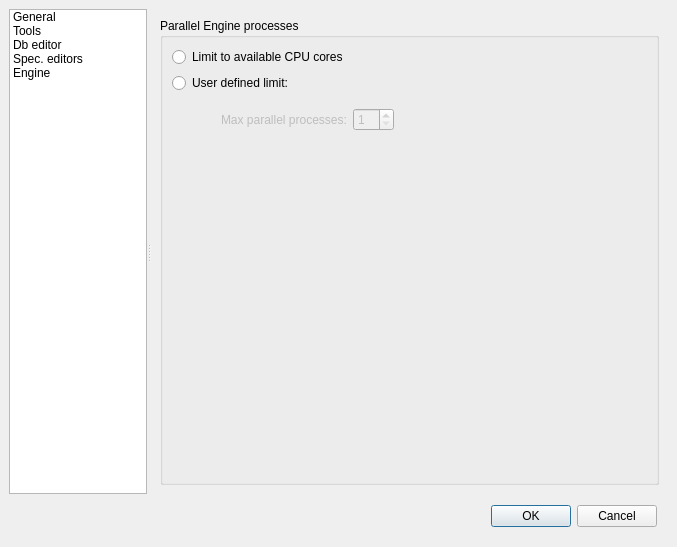
First picture: the form in spinetoolbox/ui/settings.ui, repository spine-tools/Spine-Toolbox, before the edit.
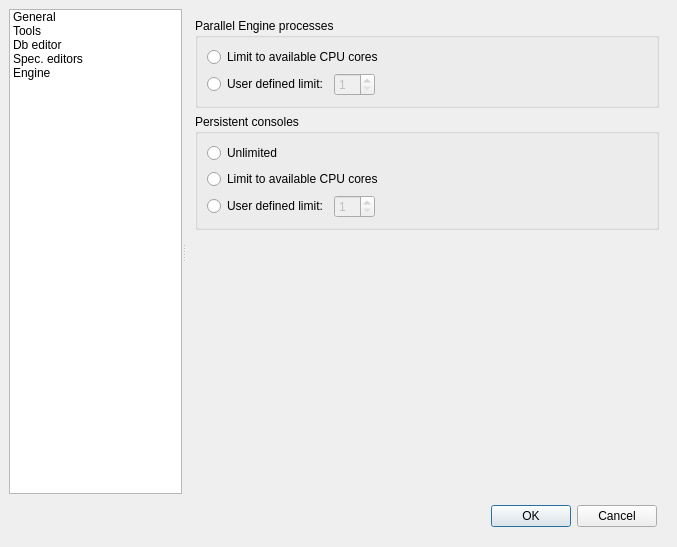
Second picture: the form after the edit. Icons and pictures are not drawn. Custom widgets are drawn as their Qt base class.

Commit message:
Add support for Engine killing persistent consoles
Engine may now kill the processes that run Python/Julia interpreters for
persistent consoles. This commit makes PersistentConsoleWidget issue a
warning in this case instead of getting stuck if user tries to use a
dead console.

Also, this adds widgets to control engine's maximum number of persistent
processes to Toolbox settings.

Re #1586, Spine-project/spine-engine#35

```diff
--- a/spinetoolbox/ui/settings.ui
+++ b/spinetoolbox/ui/settings.ui
@@ -1185,6 +1185,8 @@
             </widget>
            </item>
            <item>
+            <layout class="QHBoxLayout" name="horizontalLayout_16">
+             <item>
             <widget class="QRadioButton" name="user_defined_engine_process_limit_radio_button">
              <property name="text">
               <string>User defined limit:</string>
@@ -1195,53 +1197,101 @@
             </widget>
            </item>
            <item>
-            <widget class="QWidget" name="engine_process_limit_controls" native="true">
-             <property name="enabled">
-              <bool>false</bool>
-             </property>
-             <layout class="QHBoxLayout" name="horizontalLayout_13">
-              <item>
-               <spacer name="horizontalSpacer_2">
-                <property name="orientation">
-                 <enum>Qt::Horizontal</enum>
-                </property>
-                <property name="sizeType">
-                 <enum>QSizePolicy::Fixed</enum>
-                </property>
-                <property name="sizeHint" stdset="0">
-                 <size>
-                  <width>40</width>
-                  <height>20</height>
-                 </size>
-                </property>
-               </spacer>
-              </item>
-              <item>
-               <widget class="QLabel" name="label_2">
-                <property name="text">
-                 <string>Max parallel processes:</string>
-                </property>
-               </widget>
-              </item>
-              <item>
                <widget class="QSpinBox" name="engine_process_limit_spin_box">
+               <property name="enabled">
+                <bool>false</bool>
+               </property>
                 <property name="minimum">
                  <number>1</number>
                 </property>
                </widget>
               </item>
               <item>
-               <spacer name="horizontalSpacer_3">
+              <spacer name="horizontalSpacer_7">
                 <property name="orientation">
                  <enum>Qt::Horizontal</enum>
                 </property>
                 <property name="sizeHint" stdset="0">
                  <size>
-                  <width>205</width>
+                 <width>40</width>
                   <height>20</height>
                  </size>
                 </property>
                </spacer>
+             </item>
+            </layout>
+           </item>
+          </layout>
+         </widget>
+        </item>
+        <item>
+         <widget class="QGroupBox" name="persistent_process_limits_group_box">
+          <property name="title">
+           <string>Persistent consoles</string>
+          </property>
+          <layout class="QVBoxLayout" name="verticalLayout_17">
+           <item>
+            <widget class="QRadioButton" name="unlimited_persistent_process_radio_button">
+             <property name="text">
+              <string>Unlimited</string>
+             </property>
+             <attribute name="buttonGroup">
+              <string notr="true">persistent_processes_button_group</string>
+             </attribute>
+            </widget>
+           </item>
+           <item>
+            <widget class="QRadioButton" name="automatic_persistent_process_limit_radio_button">
+             <property name="toolTip">
+              <string>Kills console processes randomly if limit is exceeded.</string>
+             </property>
+             <property name="text">
+              <string>Limit to available CPU cores</string>
+             </property>
+             <attribute name="buttonGroup">
+              <string notr="true">persistent_processes_button_group</string>
+             </attribute>
+            </widget>
+           </item>
+           <item>
+            <layout class="QHBoxLayout" name="horizontalLayout_15">
+             <item>
+              <widget class="QRadioButton" name="user_defined_persistent_process_limit_radio_button">
+               <property name="toolTip">
+                <string>Kills console processes randomly if limit is exceeded.</string>
+               </property>
+               <property name="text">
+                <string>User defined limit:</string>
+               </property>
+               <attribute name="buttonGroup">
+                <string notr="true">persistent_processes_button_group</string>
+               </attribute>
+              </widget>
+             </item>
+             <item>
+              <widget class="QSpinBox" name="persistent_process_limit_spin_box">
+               <property name="enabled">
+                <bool>false</bool>
+               </property>
+               <property name="minimum">
+                <number>1</number>
+               </property>
+              </widget>
+             </item>
+             <item>
+              <spacer name="horizontalSpacer_6">
+               <property name="orientation">
+                <enum>Qt::Horizontal</enum>
+               </property>
+               <property name="sizeHint" stdset="0">
+                <size>
+                 <width>40</width>
+                 <height>20</height>
+                </size>
+               </property>
+              </spacer>
+             </item>
+            </layout>
               </item>
              </layout>
             </widget>
@@ -1261,9 +1311,6 @@
            </item>
           </layout>
          </widget>
-        </item>
-       </layout>
-      </widget>
      </widget>
     </widget>
    </item>
```
Left out of the diff: 3 changed lines with no effect on the pictures. Lines whose indentation alone changed are shown as unchanged. The commit also changes 6 other files.
